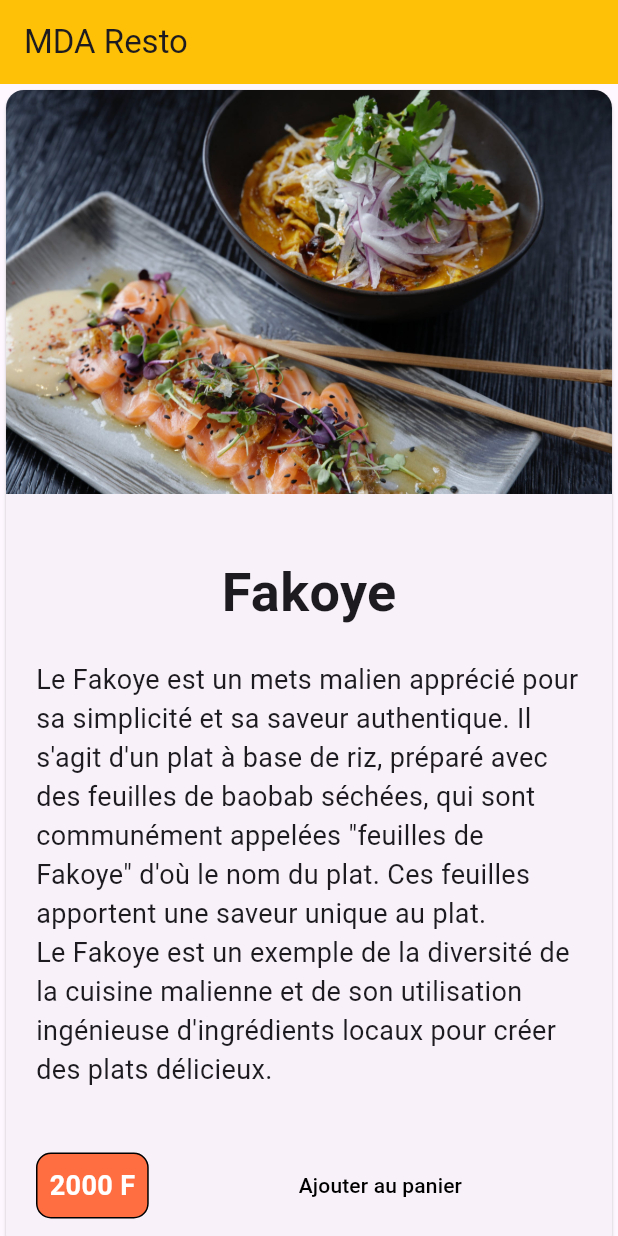
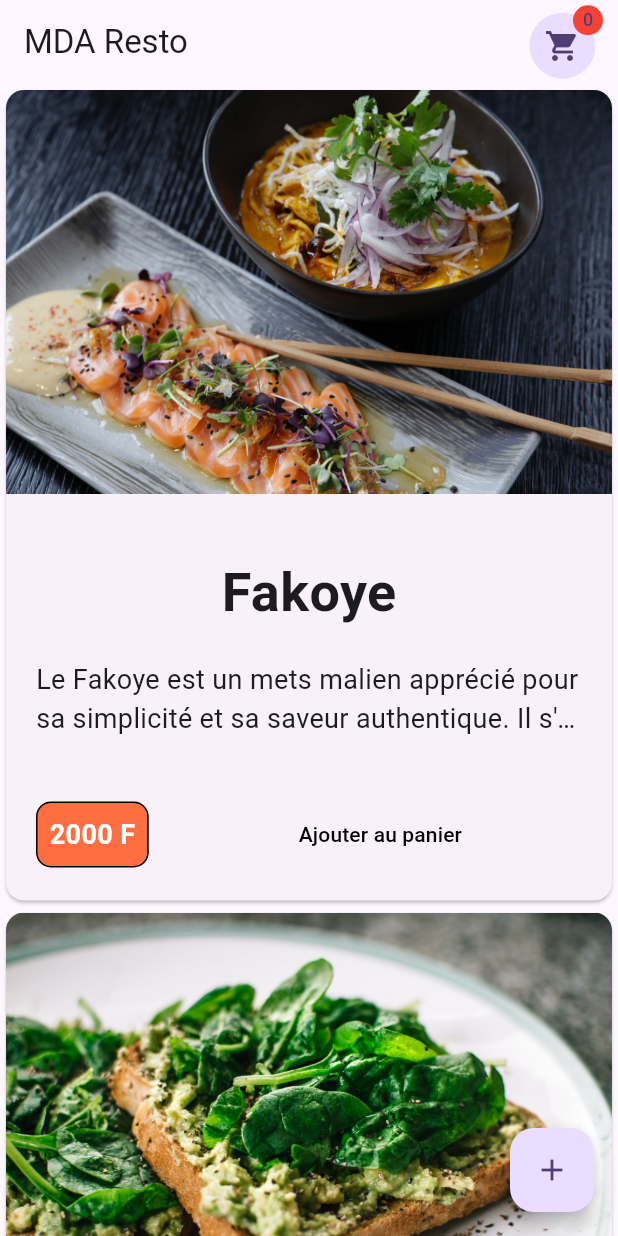
Before and after one commit to loga-engineering/mda_flutter_2023, a Flutter app: the screen it shows after launch, on a phone screen of 412 x 824 dp. Run offline on Flutter 3.47's test engine with Material 2 defaults, Android fonts, the phone set to English and light mode, and no system bars.

Commit message:
End Day 2

```diff
--- /dev/null
+++ b/lib/data/menu_item_data.dart
@@ -0,0 +1,42 @@
+class MenuItemData {
+  final String imageName;
+  final String title;
+  final String description;
+  final int price;
+
+  const MenuItemData({
+    required this.imageName,
+    required this.title,
+    required this.description,
+    required this.price,
+  });
+}
+
+final menuItemList = [
+  const MenuItemData(
+      imageName: "pexels-photo-628776.jpeg",
+      title: "Fakoye",
+      description:
+          "Le Fakoye est un mets malien apprécié pour sa simplicité et sa "
+          "saveur authentique. Il s'agit d'un plat à base de riz, "
+          "préparé avec des feuilles de baobab séchées, "
+          "qui sont communément appelées \"feuilles de Fakoye\" d'où le nom du plat."
+          " Ces feuilles apportent une saveur unique au plat.\n"
+          "Le Fakoye est un exemple de la diversité de la cuisine "
+          "malienne et de son utilisation ingénieuse d'ingrédients locaux pour créer des plats délicieux.",
+      price: 2000),
+  const MenuItemData(
+    imageName: "pexels-photo-1351238.jpeg",
+    title: "Mafé",
+    description:
+        "Le Mafé est un plat malien à base de viande (généralement du bœuf ou du poulet) cuit dans une délicieuse sauce d'arachide, agrémentée de légumes comme les carottes, les patates douces et les aubergines. Il est souvent accompagné de riz ou de couscous malien. La sauce d'arachide confère au plat une saveur crémeuse et légèrement épicée.",
+    price: 2500,
+  ),
+  const MenuItemData(
+    imageName: "pexels-photo-1640777.jpeg",
+    title: "Kedjenou",
+    description:
+        "Le Kedjenou est un ragoût traditionnel malien préparé avec du poulet ou de la viande, des légumes (comme des tomates, des oignons et des poivrons) et des épices. Le plat est cuit lentement dans un pot en terre cuite scellé pour que les saveurs se mélangent parfaitement. C'est un plat savoureux et parfumé, généralement servi avec du riz.",
+    price: 3000,
+  ),
+];
--- a/lib/home_page.dart
+++ /dev/null
@@ -1,45 +0,0 @@
-import 'package:flutter/material.dart';
-
-import 'menu_card.dart';
-
-class HomePage extends StatelessWidget {
-  const HomePage({super.key});
-
-  @override
-  Widget build(BuildContext context) {
-    return Scaffold(
-      appBar: AppBar(
-        backgroundColor: Colors.amber,
-        title: const Text("MDA Resto"),
-      ),
-      body: ListView(
-        children: const [
-           MenuCard(
-             imageName: "pexels-photo-628776.jpeg",
-             title: "Fakoye",
-             description: "Le Fakoye est un mets malien apprécié pour sa simplicité et sa "
-                 "saveur authentique. Il s'agit d'un plat à base de riz, "
-                 "préparé avec des feuilles de baobab séchées, "
-                 "qui sont communément appelées \"feuilles de Fakoye\" d'où le nom du plat."
-                 " Ces feuilles apportent une saveur unique au plat.\n"
-                 "Le Fakoye est un exemple de la diversité de la cuisine "
-                 "malienne et de son utilisation ingénieuse d'ingrédients locaux pour créer des plats délicieux.",
-             price: 2000,
-           ),
-           MenuCard(
-             imageName: "pexels-photo-1351238.jpeg",
-             title: "Mafé",
-             description: "Le Mafé est un plat malien à base de viande (généralement du bœuf ou du poulet) cuit dans une délicieuse sauce d'arachide, agrémentée de légumes comme les carottes, les patates douces et les aubergines. Il est souvent accompagné de riz ou de couscous malien. La sauce d'arachide confère au plat une saveur crémeuse et légèrement épicée.",
-             price: 2500,
-           ),
-           MenuCard(
-             imageName: "pexels-photo-1640777.jpeg",
-             title: "Kedjenou",
-             description: "Le Kedjenou est un ragoût traditionnel malien préparé avec du poulet ou de la viande, des légumes (comme des tomates, des oignons et des poivrons) et des épices. Le plat est cuit lentement dans un pot en terre cuite scellé pour que les saveurs se mélangent parfaitement. C'est un plat savoureux et parfumé, généralement servi avec du riz.",
-             price: 3000,
-           ),
-        ],
-      ),
-    );
-  }
-}
--- a/lib/main.dart
+++ b/lib/main.dart
@@ -1,5 +1,6 @@
 import "package:flutter/material.dart";
-import "home_page.dart";
+
+import "ui/home_page.dart";
 
 void main() {
   runApp(const MDARestoApp());
@@ -12,12 +13,13 @@ class MDARestoApp extends StatelessWidget {
   Widget build(BuildContext context) {
     return MaterialApp(
       title: "MDA Resto 2023",
+      debugShowCheckedModeBanner: false,
       theme: ThemeData(
         colorScheme: ColorScheme.fromSeed(seedColor: Colors.deepPurple),
         useMaterial3: true,
       ),
-      // home: const MyHomePage(title: 'Flutter Demo Home Page'),
       home: const HomePage(),
+      // home: const AddMenuItemPage(),
     );
   }
 }
--- /dev/null
+++ b/lib/ui/home_page.dart
@@ -0,0 +1,102 @@
+import 'package:flutter/material.dart';
+import 'package:mda_resto_2023/ui/add_menu_item_page.dart';
+import 'package:mda_resto_2023/data/menu_item_data.dart';
+
+import 'cart_page.dart';
+import 'menu_item_card.dart';
+import 'menu_item_page.dart';
+
+class HomePage extends StatefulWidget {
+  const HomePage({super.key});
+
+  @override
+  State<HomePage> createState() => _HomePageState();
+}
+
+class _HomePageState extends State<HomePage> {
+  @override
+  Widget build(BuildContext context) {
+    return Scaffold(
+      appBar: buildAppBar(context),
+      body: buildBody(context),
+      floatingActionButton: buildFAB(context),
+    );
+  }
+
+  AppBar buildAppBar(BuildContext context) {
+    return AppBar(
+      title: const Text("MDA Resto"),
+      actions: [
+        InkWell(
+          onTap: () {
+            Navigator.of(context).push(
+              MaterialPageRoute(
+                builder: (context) => const CartPage(),
+              ),
+            );
+          },
+          child: const Stack(
+            children: [
+              Padding(
+                padding: EdgeInsets.only(right: 15.0, top: 5.0),
+                child: CircleAvatar(
+                  radius: 22.0,
+                  child: Icon(Icons.shopping_cart),
+                ),
+              ),
+              Positioned(
+                top: 0,
+                right: 10,
+                child: CircleAvatar(
+                  radius: 10.0,
+                  backgroundColor: Colors.red,
+                  child: Text(
+                    "0",
+                    style: TextStyle(fontSize: 12),
+                  ),
+                ),
+              ),
+            ],
+          ),
+        ),
+      ],
+    );
+  }
+
+  Widget buildBody(BuildContext context) {
+    return ListView.builder(
+      itemCount: menuItemList.length,
+      itemBuilder: (BuildContext context, int index) {
+        final menuItem = menuItemList[index];
+
+        return InkWell(
+          onTap: () {
+            Navigator.of(context).push(MaterialPageRoute(
+              builder: (context) => MenuItemPage(menuItem),
+            ));
+          },
+          child: MenuItemCard(menuItem),
+        );
+      },
+    );
+  }
+
+  Widget buildFAB(BuildContext context) {
+    return FloatingActionButton(
+      onPressed: () async {
+        MenuItemData? menuItemData = await Navigator.of(context).push(
+          MaterialPageRoute(
+            builder: (context) => const AddMenuItemPage(),
+          ),
+        );
+
+        if (menuItemData == null) return;
+
+        setState(() {
+          menuItemList.add(menuItemData);
+        });
+      },
+      child: const Icon(Icons.add),
+    );
+  }
+}
--- /dev/null
+++ b/lib/ui/image_selector_page.dart
@@ -0,0 +1,68 @@
+import 'package:flutter/material.dart';
+
+class ImageSelectorPage extends StatefulWidget {
+  const ImageSelectorPage({super.key});
+
+  @override
+  State<ImageSelectorPage> createState() => _ImageSelectorPageState();
+}
+
+class _ImageSelectorPageState extends State<ImageSelectorPage> {
+  int selectedIndex = -1;
+
+  @override
+  Widget build(BuildContext context) {
+    return Scaffold(
+      appBar: AppBar(
+        title: const Text("Selection d'image"),
+      ),
+      body: ListView.builder(
+        itemCount: images.length,
+        itemBuilder: (context, index) {
+          final imageName = images[index];
+          final selected = selectedIndex == index;
+          return InkWell(
+            onTap: () {
+              setState(() {
+                if (selected) {
+                  selectedIndex = -1;
+                } else {
+                  selectedIndex = index;
+                }
+              });
+            },
+            child: Padding(
+              padding: EdgeInsets.all(selected ? 10.0 : 0.0),
+              child: Image.asset("assets/images/$imageName"),
+            ),
+          );
+        },
+      ),
+      floatingActionButton: selectedIndex == -1
+          ? null
+          : FloatingActionButton(
+              onPressed: () {
+                final selectedImageName = images[selectedIndex];
+                Navigator.of(context).pop(selectedImageName);
+              },
+              child: const Icon(Icons.check),
+            ),
+    );
+  }
+}
+
+final images = [
+  "pexels-photo-628776.jpeg", // 0
+  "pexels-photo-821365.jpeg", // 1
+  "pexels-photo-853006.jpeg",
+  "pexels-photo-1092730.jpeg",
+  "pexels-photo-1351238.jpeg",
+  "pexels-photo-1410236.jpeg",
+  "pexels-photo-1583884.jpeg",
+  "pexels-photo-1640777.jpeg",
+  "pexels-photo-3026805.jpeg",
+  "pexels-photo-3186654.jpeg",
+  "pexels-photo-3535383.jpeg",
+  "pexels-photo-3756523.jpeg",
+  "pexels-photo-3758053.jpeg",
+];
--- a/lib/menu_card.dart
+++ b/lib/ui/menu_item_card.dart
@@ -1,18 +1,13 @@
 import 'package:flutter/material.dart';
 
-class MenuCard extends StatelessWidget {
+import '../data/menu_item_data.dart';
 
-  final String imageName;
-  final String title;
-  final String description;
-  final int price;
+class MenuItemCard extends StatelessWidget {
 
-  const MenuCard({
+  final MenuItemData itemData;
+
+  const MenuItemCard(this.itemData, {
     super.key,
-    required this.imageName,
-    required this.title,
-    required this.description,
-    required this.price,
   });
 
   @override
@@ -21,12 +16,12 @@ class MenuCard extends StatelessWidget {
       clipBehavior: Clip.antiAlias,
       child: Column(
         children: [
-          Image.asset("assets/images/$imageName"),
+          Image.asset("assets/images/${itemData.imageName}"),
           const SizedBox(height: 40.0),
           Padding(
             padding: const EdgeInsets.symmetric(horizontal: 20.0),
             child: Text(
-              title,
+              itemData.title,
               style: const TextStyle(
                 fontSize: 36.0,
                 fontWeight: FontWeight.bold,
@@ -37,7 +32,9 @@ class MenuCard extends StatelessWidget {
           Padding(
             padding: const EdgeInsets.symmetric(horizontal: 20.0),
             child: Text(
-              description,
+              itemData.description,
+              maxLines: 2,
+              overflow: TextOverflow.ellipsis,
               style: const TextStyle(
                 fontWeight: FontWeight.w400,
                 fontSize: 18.0,
@@ -61,7 +58,7 @@ class MenuCard extends StatelessWidget {
                     ),
                   ),
                   child: Text(
-                    "$price F",
+                    "${itemData.price} F",
                     style: const TextStyle(
                       color: Colors.white,
                       fontSize: 18.0,
```
Also changed, not shown: lib/data/cart_data.dart (added, +15 -0 lines), lib/ui/add_menu_item_page.dart (added, +209 -0 lines), lib/ui/cart_page.dart (added, +38 -0 lines), lib/ui/menu_item_page.dart (added, +79 -0 lines).
